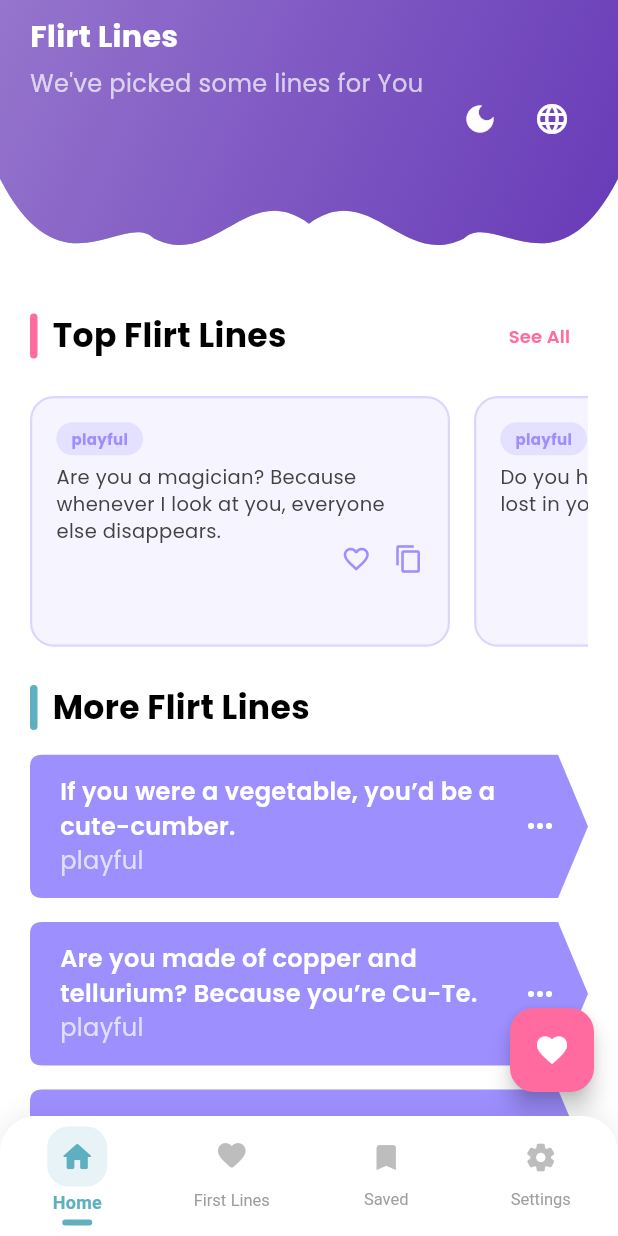
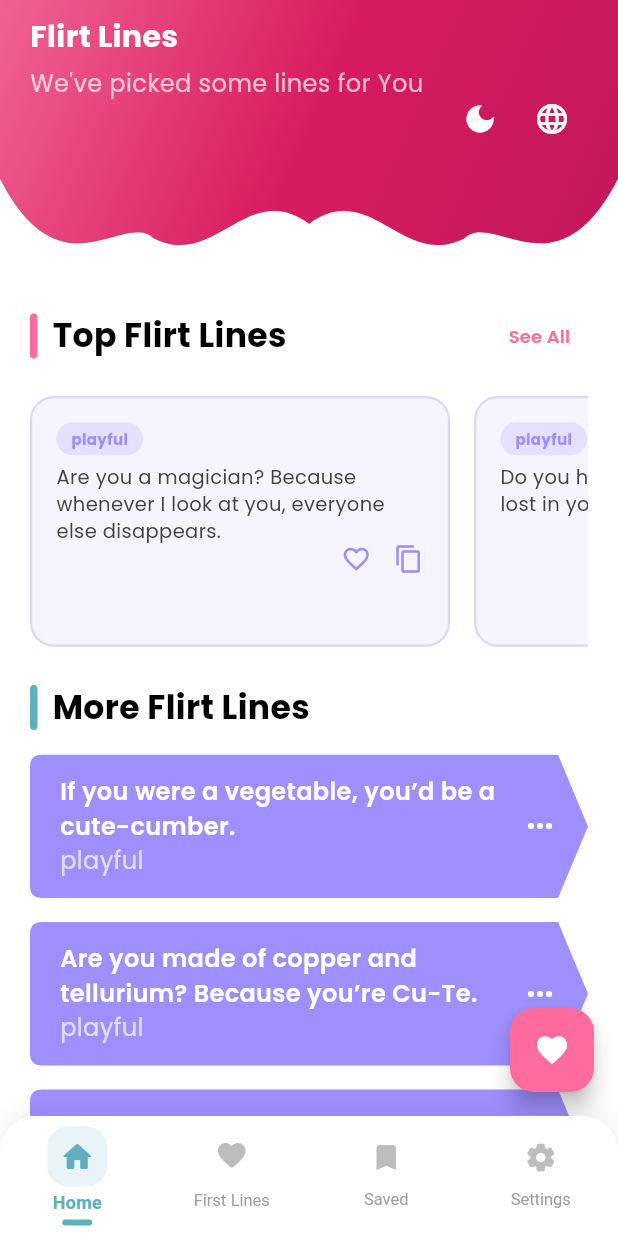
Before and after one commit to developeraavash/pickuplines, a Flutter app: the screen it shows after launch, on a phone screen of 412 x 824 dp. Run offline on Flutter 3.47's test engine with Material 3 defaults, Android fonts, the phone set to English and light mode, and no system bars; our stand-ins replace firebase_core, flutter_screenutil, google_fonts; accounts and stored records are empty.

Commit message:
better gradient

```diff
--- a/lib/core/widgets/curved/curved_appbar.dart
+++ b/lib/core/widgets/curved/curved_appbar.dart
@@ -32,14 +32,14 @@ class CurvedAppBar extends StatelessWidget implements PreferredSizeWidget {
             colors:
                 Thelperfunc.isDarkMode(context)
                     ? [
-                      const Color(0xFF673AB7), // Deep Purple 500
-                      const Color(0xFF4527A0), // Deep Purple 800
-                      const Color(0xFF311B92), // Deep Purple 900
+                      const Color(0xFFC2185B), // Pink 700
+                      const Color(0xFFAD1457), // Pink 800
+                      const Color(0xFF78002E), // Darker custom burgundy
                     ]
                     : [
-                      const Color(0xFF9575CD), // Deep Purple 300
-                      const Color(0xFF7E57C2), // Deep Purple 400
-                      const Color(0xFF673AB7), // Deep Purple 500
+                      const Color(0xFFF06292), // Pink 300
+                      const Color(0xFFD81B60), // Pink 600
+                      const Color(0xFFC2185B), // Pink 700
                     ],
             begin: Alignment.topLeft,
             end: Alignment.bottomRight,
@@ -47,13 +47,14 @@ class CurvedAppBar extends StatelessWidget implements PreferredSizeWidget {
           ),
           boxShadow: [
             BoxShadow(
-              color: Colors.black.withOpacity(0.3),
+              color: Colors.black.withValues(alpha: 0.3),
               spreadRadius: 2,
               blurRadius: 6,
               offset: const Offset(0, 3),
             ),
           ],
         ),
+
         child: SafeArea(
           child: Padding(
             padding: const EdgeInsets.fromLTRB(20, 10, 20, 30),
```
